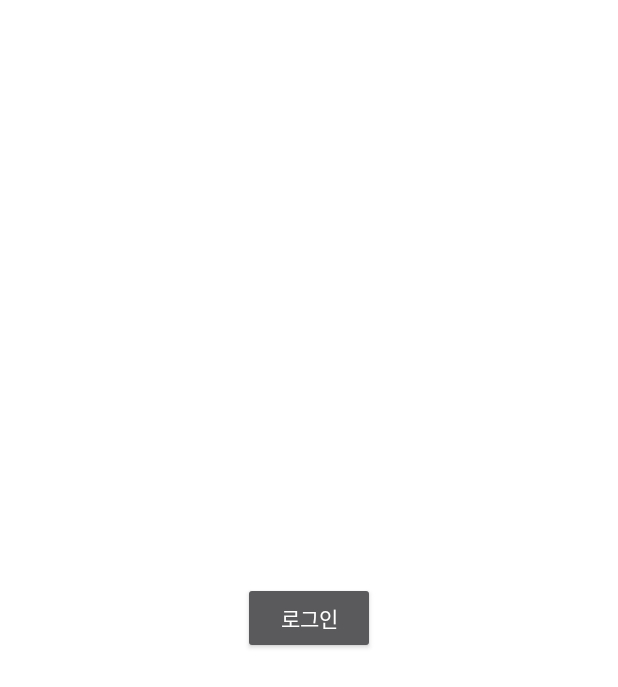
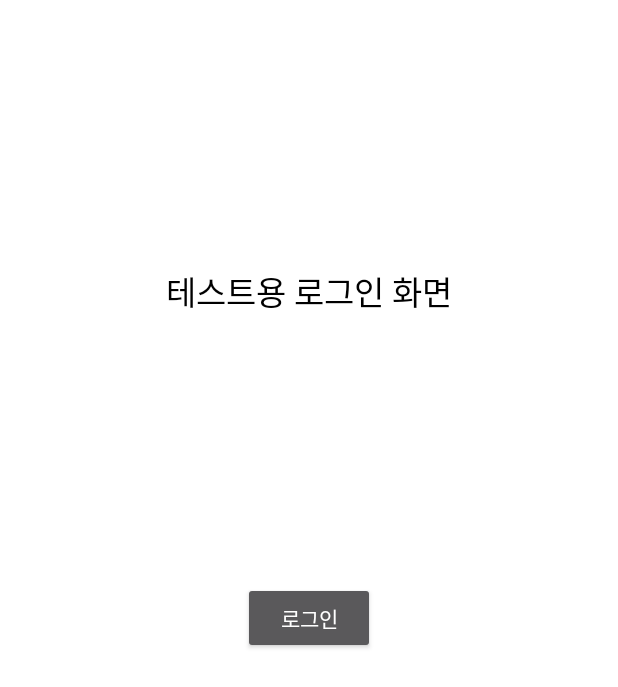
Before and after one commit to sjw989/Re-pose, an Android app: the screen it shows after launch (MainActivity), on a phone screen of 412 x 824 dp. Shown: the top 687 px of the screen. Run offline under Robolectric (Android 15) with nearby library versions, the phone set to English and light mode, and no system bars; 1 statement that could not run was skipped.

```diff
--- a/Repose/app/src/main/res/layout/fragment_test.xml
+++ b/Repose/app/src/main/res/layout/fragment_test.xml
@@ -17,4 +17,16 @@
         app:layout_constraintEnd_toEndOf="parent"
         app:layout_constraintStart_toStartOf="parent"
         app:layout_constraintTop_toTopOf="parent" />
+
+    <TextView
+        android:id="@+id/textView18"
+        android:layout_width="wrap_content"
+        android:layout_height="wrap_content"
+        android:text="테스트용 로그인 화면"
+        android:textAppearance="@style/TextAppearance.AppCompat.Large"
+        android:textColor="@color/black"
+        app:layout_constraintBottom_toTopOf="@+id/btn_login"
+        app:layout_constraintEnd_toEndOf="parent"
+        app:layout_constraintStart_toStartOf="parent"
+        app:layout_constraintTop_toTopOf="parent" />
 </androidx.constraintlayout.widget.ConstraintLayout>
```
